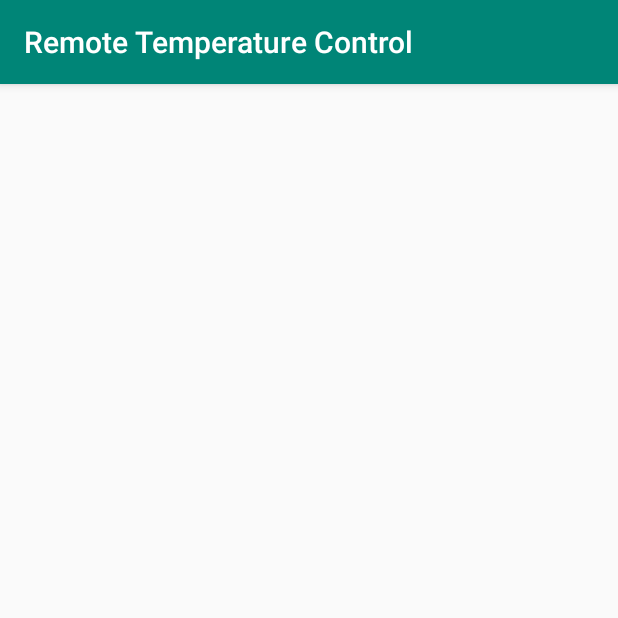
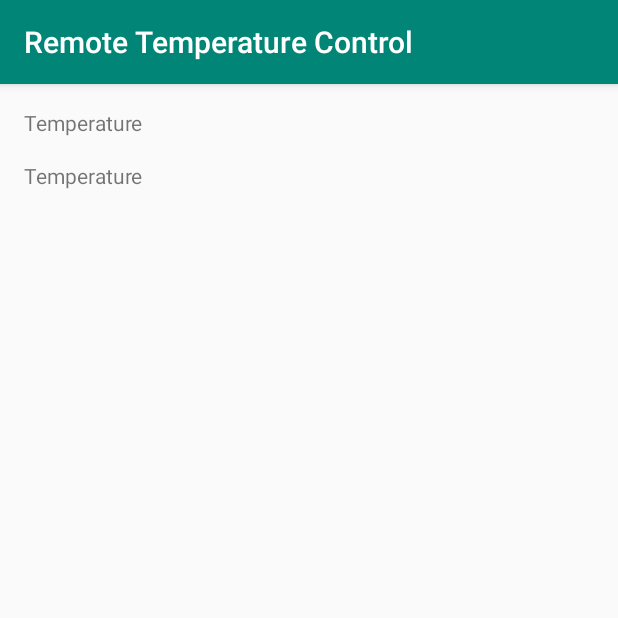
Before and after one commit to fartem/android-remote-temperature-control-client, an Android app: the screen it shows after launch (MainActivity), on a phone screen of 412 x 824 dp, the top half of it. Run offline under Robolectric (Android 15) with nearby library versions, the phone set to English and light mode, and no system bars.

Commit message:
2019-07-06 Version 0.1.1: Added structure components

```diff
--- a/app/build.gradle
+++ b/app/build.gradle
@@ -10,7 +10,7 @@ android {
         minSdkVersion 21
         targetSdkVersion 29
         versionCode 1
-        versionName "0.1.0"
+        versionName "0.1.1"
     }
     buildTypes {
         release {
--- /dev/null
+++ b/app/src/main/java/com/smlnskgmail/jaman/remotetemperaturecontrol/components/bottomsheets/BaseBottomSheet.kt
@@ -0,0 +1,3 @@
+package com.smlnskgmail.jaman.remotetemperaturecontrol.components.bottomsheets
+
+class BaseBottomSheet
--- /dev/null
+++ b/app/src/main/java/com/smlnskgmail/jaman/remotetemperaturecontrol/components/bottomsheets/BtDevicesBottomSheet.kt
@@ -0,0 +1,3 @@
+package com.smlnskgmail.jaman.remotetemperaturecontrol.components.bottomsheets
+
+class BtDevicesBottomSheet
--- /dev/null
+++ b/app/src/main/java/com/smlnskgmail/jaman/remotetemperaturecontrol/components/bottomsheets/InfoBottomSheet.kt
@@ -0,0 +1,3 @@
+package com.smlnskgmail.jaman.remotetemperaturecontrol.components.bottomsheets
+
+class InfoBottomSheet
--- /dev/null
+++ b/app/src/main/java/com/smlnskgmail/jaman/remotetemperaturecontrol/components/dialogs/AppAlertDialog.java
@@ -0,0 +1,4 @@
+package com.smlnskgmail.jaman.remotetemperaturecontrol.components.dialogs;
+
+public class AppAlertDialog {
+}
--- a/app/src/main/res/layout/activity_main.xml
+++ b/app/src/main/res/layout/activity_main.xml
@@ -1,8 +1,57 @@
 <?xml version="1.0" encoding="utf-8"?>
-<androidx.constraintlayout.widget.ConstraintLayout
+<FrameLayout
         xmlns:android="http://schemas.android.com/apk/res/android"
-        xmlns:app="http://schemas.android.com/apk/res-auto"
+        xmlns:tools="http://schemas.android.com/tools"
         android:layout_width="match_parent"
         android:layout_height="match_parent">
 
-</androidx.constraintlayout.widget.ConstraintLayout>
+    <LinearLayout
+            android:layout_width="match_parent"
+            android:layout_height="match_parent"
+            android:padding="16dp"
+            android:orientation="vertical">
+
+        <LinearLayout
+                android:layout_width="match_parent"
+                android:layout_height="wrap_content">
+
+            <TextView
+                    android:id="@+id/tv_temperature_title"
+                    android:layout_width="0dp"
+                    android:layout_height="wrap_content"
+                    android:layout_weight="1"
+                    android:text="Temperature"/>
+
+            <TextView
+                    android:id="@+id/tv_temperature_value"
+                    android:layout_width="wrap_content"
+                    android:layout_height="wrap_content"
+                    android:layout_marginStart="8dp"
+                    tools:text="23.4 C"/>
+
+        </LinearLayout>
+
+        <LinearLayout
+                android:layout_width="match_parent"
+                android:layout_height="wrap_content"
+                android:layout_marginTop="16dp">
+
+            <TextView
+                    android:id="@+id/tv_humidity_title"
+                    android:layout_width="0dp"
+                    android:layout_height="wrap_content"
+                    android:layout_weight="1"
+                    android:text="Temperature"/>
+
+            <TextView
+                    android:id="@+id/tv_humidity_value"
+                    android:layout_width="wrap_content"
+                    android:layout_height="wrap_content"
+                    android:layout_marginStart="8dp"
+                    tools:text="23.4 C"/>
+
+        </LinearLayout>
+
+    </LinearLayout>
+
+</FrameLayout>
--- /dev/null
+++ b/app/src/main/res/layout/bottom_sheet_bluetooth_devices.xml
@@ -0,0 +1,7 @@
+<?xml version="1.0" encoding="utf-8"?>
+<LinearLayout xmlns:android="http://schemas.android.com/apk/res/android"
+              android:orientation="vertical"
+              android:layout_width="match_parent"
+              android:layout_height="match_parent">
+
+</LinearLayout>
--- /dev/null
+++ b/app/src/main/res/layout/bottom_sheet_info.xml
@@ -0,0 +1,7 @@
+<?xml version="1.0" encoding="utf-8"?>
+<LinearLayout xmlns:android="http://schemas.android.com/apk/res/android"
+              android:orientation="vertical"
+              android:layout_width="match_parent"
+              android:layout_height="match_parent">
+
+</LinearLayout>
```
